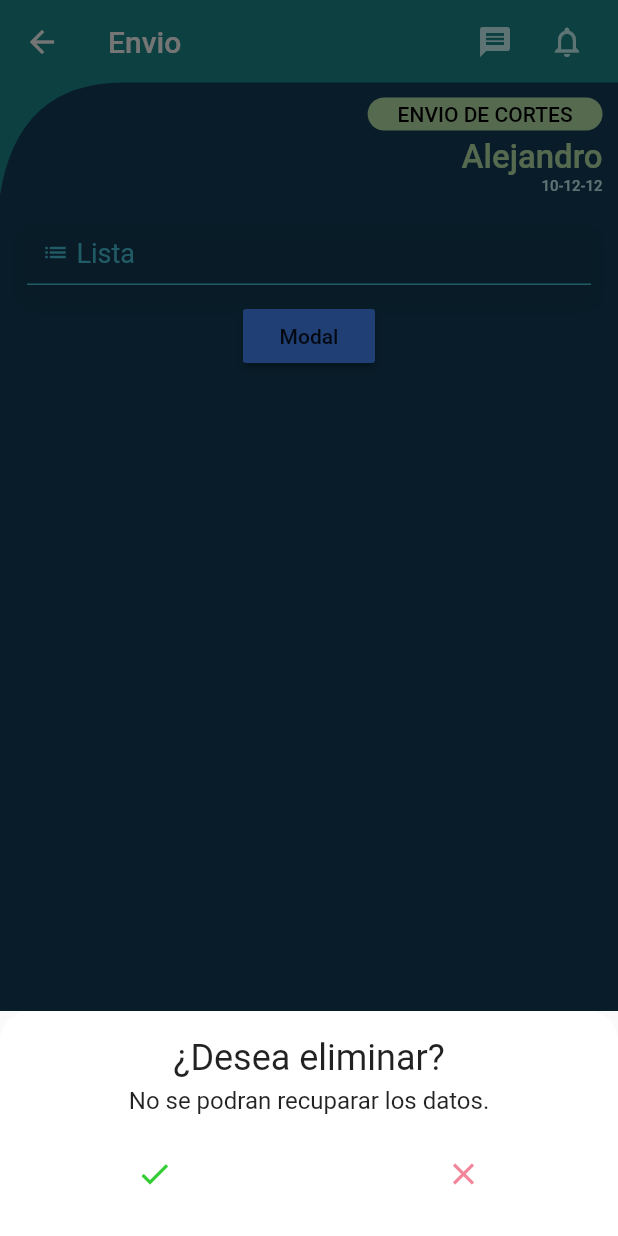
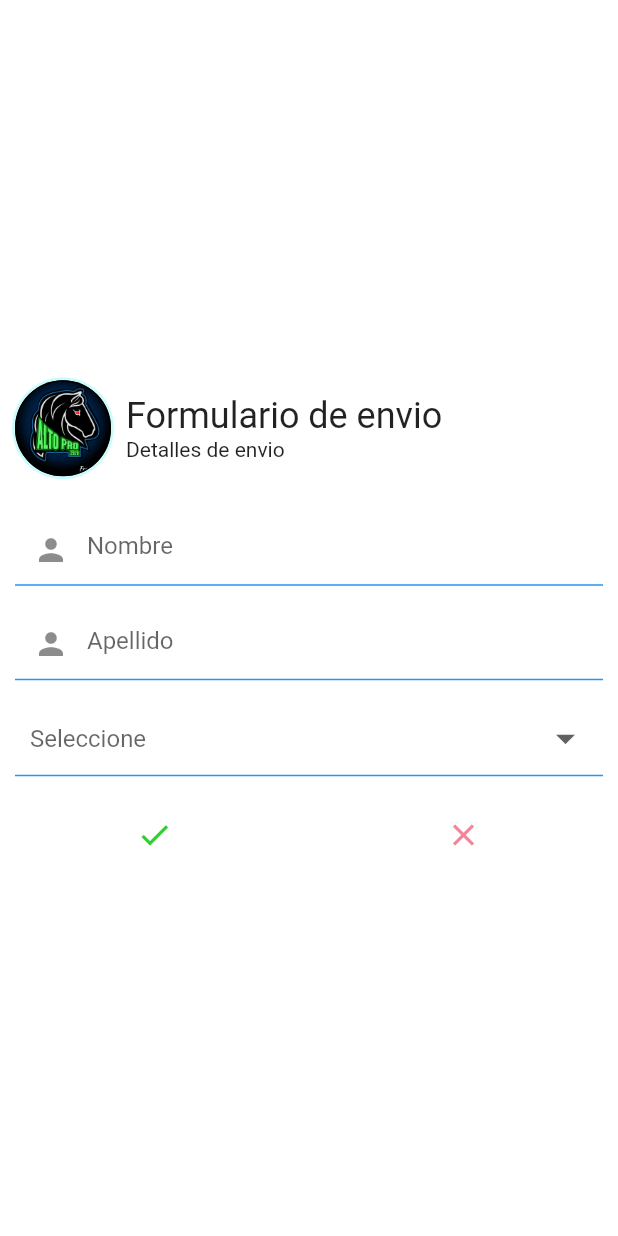
Before and after one commit to franco555/2021Caysa, a Flutter app: the ScTest screen opened by its route, after a tap on "Modal", on a phone screen of 412 x 824 dp. Run offline on Flutter 3.47's test engine with Material 2 defaults, Android fonts, the phone set to English and light mode, and no system bars; our stand-ins replace fl_chart, flutter_svg, get.

Commit message:
construido texformfiel y dropdowlist

```diff
--- a/lib/Auth/components/already_have_an_account_acheck.dart
+++ b/lib/Auth/components/already_have_an_account_acheck.dart
@@ -1,4 +1,4 @@
-import 'package:caysa2021/constants/constants.dart';
+import 'package:caysa2021/constants/constant_fr_color.dart';
 import 'package:flutter/material.dart';
 
 class AlreadyHaveAnAccountCheck extends StatelessWidget {
@@ -17,7 +17,7 @@ class AlreadyHaveAnAccountCheck extends StatelessWidget {
       children: <Widget>[
         Text(
           login ? "¿No tienes una cuenta? " : "¿Tienes una cuenta? ",
-          style: TextStyle(color: fcolorTxt100),
+          style: TextStyle(color: CFr().getColorTextNavBar()),
         ),
         SizedBox(width:5),
         GestureDetector(
@@ -25,7 +25,7 @@ class AlreadyHaveAnAccountCheck extends StatelessWidget {
           child: Text(
             login ? "Crear" : "Iniciar",
             style: TextStyle(
-              color: fcolorTxt100,
+              color: CFr().getColorTextNavBar(),
               fontWeight: FontWeight.bold,
             ),
           ),
--- a/lib/Auth/components/forgot_password.dart
+++ b/lib/Auth/components/forgot_password.dart
@@ -1,4 +1,4 @@
-import 'package:caysa2021/constants/constants.dart';
+import 'package:caysa2021/constants/constant_fr_color.dart';
 import 'package:flutter/material.dart';
 
 class ForgotPassword extends StatelessWidget {
@@ -21,7 +21,7 @@ class ForgotPassword extends StatelessWidget {
             child: Text(
               "¿Olvidaste la contraseña?",
               style: TextStyle(
-                color: fcolorTxt100,
+                color: CFr().getColorTextNavBar(),
                 fontWeight: FontWeight.w300,
               ),
             ),
--- a/lib/Auth/components/start_login.dart
+++ b/lib/Auth/components/start_login.dart
@@ -1,4 +1,4 @@
-import 'package:caysa2021/constants/constants.dart';
+import 'package:caysa2021/constants/constant_fr_color.dart';
 import 'package:flutter/material.dart';
 
 class StartLogin extends StatelessWidget {
@@ -14,14 +14,14 @@ class StartLogin extends StatelessWidget {
       mainAxisAlignment: MainAxisAlignment.center,
       children: <Widget>[
         Text("¿Tienes una cuenta? ",
-          style: TextStyle(color: fcolorTxt100),
+          style: TextStyle(color: CFr().getColorTextNavBar()),
         ),
         SizedBox(width:5),
         GestureDetector(
           onTap: press,
           child: Text("Iniciar",
             style: TextStyle(
-              color: fcolorTxt100,
+              color: CFr().getColorTextNavBar(),
               fontWeight: FontWeight.bold,
             ),
           ),
--- /dev/null
+++ b/lib/components/inputs/dropDownList.dart
@@ -0,0 +1,58 @@
+import 'package:flutter/material.dart';
+
+class DropDownListGeneric extends StatefulWidget {
+
+  @override
+  _DropDownListGenericState createState() => _DropDownListGenericState();
+}
+
+class _DropDownListGenericState extends State<DropDownListGeneric> {
+
+  String valueChoise;
+  List _listItem=[
+    "Cortes","Llenado","Volteado","Costurado","Rellenado"
+  ];
+
+  @override
+  Widget build(BuildContext context) {
+    return Padding(
+      padding: const EdgeInsets.only(bottom:15,left: 10,right: 10),
+      child: Container(
+        padding: const EdgeInsets.only(left: 10,right: 10),
+        decoration: BoxDecoration(
+          border: Border(
+                bottom: BorderSide(
+                  color: Colors.blue,
+                  width: 1
+                )
+              )
+        ),
+        child: DropdownButton(
+          hint: Text("Seleccione",style: TextStyle(fontSize: 16.0),),
+          dropdownColor: Colors.white,
+          icon: Icon(Icons.arrow_drop_down),
+          iconSize: 30,
+          isExpanded: true,
+          underline: SizedBox(),
+          style: TextStyle(
+            color: Colors.black,
+            fontSize: 16
+          ),
+          value: valueChoise,
+          items: _listItem.map((value){
+            return DropdownMenuItem(
+              value:value,
+              child: Text(value),
+              );
+          }).toList(),
+          onChanged: (value){
+            setState(() {
+              print(value);
+              valueChoise=value;
+            });
+          },
+        ),
+      ),
+    );
+  }
+}
--- /dev/null
+++ b/lib/components/inputs/textFormField.dart
@@ -0,0 +1,35 @@
+import 'package:caysa2021/components/styles/InputDecoration.dart';
+import 'package:flutter/material.dart';
+
+class TextFormFieldGeneric extends StatefulWidget {
+
+  final String nombre;
+  final IconData icono;
+  final Function validacion;
+  final Function guardar;
+  const TextFormFieldGeneric({
+    Key key,
+    this.nombre,
+    this.icono,
+    this.validacion,
+    this.guardar
+  }) : super(key: key);
+
+  @override
+  _TextFormFieldGenericState createState() => _TextFormFieldGenericState();
+}
+
+class _TextFormFieldGenericState extends State<TextFormFieldGeneric> {
+  @override
+  Widget build(BuildContext context) {
+    return Padding(
+      padding: const EdgeInsets.only(bottom:15,left: 10,right: 10),
+      child: TextFormField(
+        keyboardType: TextInputType.text,
+        decoration: buildInputDecoration(widget.icono,widget.nombre),
+        validator: widget.validacion,
+        onSaved: widget.guardar,
+      ),
+    );
+  }
+}
--- a/lib/components/modal/modalConfirmation.dart
+++ b/lib/components/modal/modalConfirmation.dart
@@ -15,6 +15,7 @@ class ModalConfirmation extends StatelessWidget {
 
   @override
   Widget build(BuildContext context) {
+    //Size size = MediaQuery.of(context).size;
     return Container(
           height: 150,
           decoration: BoxDecoration(
--- /dev/null
+++ b/lib/components/modal/modalFormSend.dart
@@ -0,0 +1,90 @@
+import 'package:caysa2021/components/inputs/dropDownList.dart';
+import 'package:caysa2021/components/inputs/textFormField.dart';
+import 'package:caysa2021/components/other/tituloFormulario.dart';
+import 'package:caysa2021/constants/constant_fr_color.dart';
+import 'package:flutter/material.dart';
+
+class ModalFormSend extends StatefulWidget {
+
+  final Function fn;
+  final String titulo;
+  final String subTitulo;
+  const ModalFormSend({
+    Key key,
+    this.titulo,
+    this.subTitulo,
+    this.fn,
+  }) : super(key: key);
+
+  @override
+  _ModalFormSendState createState() => _ModalFormSendState();
+}
+
+class _ModalFormSendState extends State<ModalFormSend> {
+
+  String name,email,phone;
+
+  TextEditingController password = TextEditingController();
+  TextEditingController confirmpassword = TextEditingController();
+
+  final GlobalKey<FormState> _formkey = GlobalKey<FormState>();
+
+  @override
+  Widget build(BuildContext context) {
+    Size size = MediaQuery.of(context).size;
+    return Container(
+          height: size.height,
+          decoration: BoxDecoration(color: Colors.white,),
+          child: Column(
+            mainAxisAlignment: MainAxisAlignment.center,
+            crossAxisAlignment: CrossAxisAlignment.center,
+            children: [
+              TituloFormulario(
+                imagen: "assets/logo/altopro.png",
+                titulo: "Formulario de envio",
+                subTitulo: "Detalles de envio",
+              ),
+
+              Form(
+                key: _formkey,
+                child: Column(
+                mainAxisAlignment: MainAxisAlignment.center,
+                children: [
+                  SizedBox(
+                    height: 15,
+                  ),
+                  TextFormFieldGeneric(
+                    nombre: "Nombre",
+                    icono: Icons.person,
+                    validacion: (String value){if(value.isEmpty){ return 'Ingrese Nombre';}return null;},
+                    guardar: (String value){name = value;} ,
+                  ),
+                  TextFormFieldGeneric(
+                    nombre: "Apellido",
+                    icono: Icons.person,
+                    validacion: (String value){if(value.isEmpty){ return 'Ingrese Apelldio';}return null;},
+                    guardar: (String value){name = value;} ,
+                  ),
+                  DropDownListGeneric()
+                ]),
+              ),
+              Row(
+                mainAxisAlignment: MainAxisAlignment.spaceAround,
+                children: [
+                  IconButton(
+                    icon: Icon(Icons.check),
+                    color: CFr().getColorTextPrecioTotalCard(),
+                    onPressed: widget.fn
+                  ),
+                  IconButton(
+                    icon: Icon(Icons.close),
+                    color: CFr().getColorTextBtnSalir(),
+                    onPressed:  () => Navigator.of(context).pop(),
+                  ),
+                ],
+              )
+            ],
+          ),
+    );
+  }
+}
--- /dev/null
+++ b/lib/components/other/imgenCirculo.dart
@@ -0,0 +1,50 @@
+import 'package:flutter/material.dart';
+
+class ImagenCirculo extends StatelessWidget {
+
+  final String imagen;
+  final double size;
+  final Color color;
+  const ImagenCirculo({
+    Key key,
+    this.imagen,
+    this.size,
+    this.color,
+  }) : super(key: key);
+
+  @override
+  Widget build(BuildContext context) {
+    return Padding(
+          padding: const EdgeInsets.all(8.0),
+          child:Container(
+            width: size,
+            height: size,
+            decoration: BoxDecoration(
+              shape: BoxShape.circle,
+              gradient: LinearGradient(
+                begin: Alignment.topCenter,
+                end: Alignment.bottomCenter,
+                colors:  [
+                  color,
+                  color
+              ])
+            ),
+            child: Padding(
+              padding: const EdgeInsets.all(2.0),
+              child: Container(
+                width: size-3,
+                height: size-3,
+                decoration: BoxDecoration(
+                  border: Border.all(
+                    color: Colors.black,
+                    width: 1
+                  ),
+                  shape: BoxShape.circle,
+                  image: DecorationImage(image:ExactAssetImage(imagen),fit: BoxFit.cover)
+                ),
+              ),
+            ),
+          ),
+        );
+  }
+}
--- /dev/null
+++ b/lib/components/other/tituloFormulario.dart
@@ -0,0 +1,38 @@
+import 'package:caysa2021/components/other/imgenCirculo.dart';
+import 'package:caysa2021/constants/constant_fr_color.dart';
+import 'package:flutter/material.dart';
+
+class TituloFormulario extends StatelessWidget {
+  final String imagen;
+  final String titulo;
+  final String subTitulo;
+  const TituloFormulario({
+    Key key,
+    this.imagen,
+    this.titulo,
+    this.subTitulo,
+  }) : super(key: key);
+
+  @override
+  Widget build(BuildContext context) {
+    return Row(
+      crossAxisAlignment: CrossAxisAlignment.center,
+      mainAxisAlignment: MainAxisAlignment.start,
+      children: [
+        ImagenCirculo(
+          imagen:imagen ,
+          color:CFr().getColorTextNavBar(),
+          size: 68.0,
+        ),
+        Column(
+          crossAxisAlignment: CrossAxisAlignment.start,
+          mainAxisAlignment: MainAxisAlignment.center,
+          children: [
+            Text(titulo,style: TextStyle(fontSize: 24),),
+            Text(subTitulo,style: TextStyle(fontSize: 14),),
+          ],
+        )
+      ],
+    );
+  }
+}
--- /dev/null
+++ b/lib/components/styles/InputDecoration.dart
@@ -0,0 +1,25 @@
+import 'package:flutter/material.dart';
+InputDecoration buildInputDecoration(IconData icons,String hinttext) {
+  return InputDecoration(
+    hintText: hinttext,
+    prefixIcon: Icon(icons),
+    focusedBorder: UnderlineInputBorder(
+      borderSide: BorderSide(
+          color: Colors.green,
+          width: 1
+      ),
+    ),
+    border: UnderlineInputBorder(
+      borderSide: BorderSide(
+        color: Colors.blue,
+        width: 1,
+      ),
+    ),
+    enabledBorder:UnderlineInputBorder(
+      borderSide: BorderSide(
+        color: Colors.blue,
+        width: 1,
+      ),
+    ),
+  );
+}
--- a/lib/constants/constant_fr_color.dart
+++ b/lib/constants/constant_fr_color.dart
@@ -18,6 +18,7 @@ class CFr{
   Color getColorTextTituloCard()=>ColoresFr(isDark: isDark).colorTextTituloCard();// ->
   Color getColorTextPrecioTotalCard()=>ColoresFr(isDark: isDark).colorTextPrecioTotalCard();
   Color getColorTextBtnSalir() => ColoresFr(isDark: isDark).colorTextBtnSalir();//->
+  Color getColorTextNavBar() => ColoresFr(isDark: isDark).colorTextNavBar();//->
 
   //icono
   Color getColorIconoEditar() => ColoresFr(isDark: isDark).colorIconoEditar();//->
@@ -54,6 +55,8 @@ class ColoresFr{
   Color colorTextTituloCard()=>isDark ? color0Drark : _colorFondo;
   Color colorTextPrecioTotalCard()=>isDark ? color0Drark : _verde_500;
   Color colorTextBtnSalir()=>isDark ? color0Drark : _rojo_200;
+  Color colorTextNavBar()=>isDark ? color0Drark : _verde_100;
+
 
   Color colorIconoEditar()=>isDark ? color0Drark : _azul_400;
 
@@ -83,7 +86,7 @@ class ColoresFr{
   Color _azul_400=Color(0Xff44BFCA);
   Color _azul_500=Color(0Xff1980FF);
 
- // Color _verde_100=Color(0XffBCFFDF);
+  Color _verde_100=Color(0XFFCCFBFC);
   Color _verde_500=Color(0Xff32CD32);
 
   Color color0Drark=Colors.grey[850];
--- a/lib/constants/constants.dart
+++ b/lib/constants/constants.dart
@@ -16,7 +16,7 @@ const getPadding20=20.0;
 const fcolorTextLogin=Color(0xFFB8D9C6);
 
 //txt
-const fcolorTxt100=Color(0xFFCCFBFC);
+//const fcolorTxt100_=Color(0xFFCCFBFC);
 const fcolorTxt200=Color(0xFFBBE6AE);
 const fcolorTxt900=Color(0xFF0377A5);
 
--- a/lib/dashBoard/test.dart
+++ b/lib/dashBoard/test.dart
@@ -1,5 +1,6 @@
+
+import 'package:caysa2021/components/modal/modalFormSend.dart';
 import 'package:caysa2021/components/other/separadorH.dart';
-import 'package:caysa2021/components/modal/modalConfirmation.dart';
 import 'package:caysa2021/constants/constant_fr_color.dart';
 import 'package:caysa2021/nav/customAppBar.dart';
 import 'package:flutter/material.dart';
@@ -35,7 +36,8 @@ class _ScTestState extends State<ScTest> {
                    color: Colors.blueAccent,
                    onPressed: ()=>{
                     _showModal(context)
-                  })
+                  }),
+
                 ],
               ),
             )
@@ -49,6 +51,21 @@ class _ScTestState extends State<ScTest> {
       context: context,
       isScrollControlled: true,
       builder: (BuildContext context) {
+        return ModalFormSend(
+          titulo: "Formulario de Envío",
+          subTitulo: "No se podran recuparar los datos.",
+          fn: ()=>{},
+        );
+      },
+    );
+  }
+
+  //Modal de confirmacion
+  /*_showModalConfirmation(context){
+    showModalBottomSheet(
+      context: context,
+      isScrollControlled: true,
+      builder: (BuildContext context) {
         return ModalConfirmation(
           titulo: "¿Desea eliminar?",
           subTitulo: "No se podran recuparar los datos.",
@@ -56,49 +73,5 @@ class _ScTestState extends State<ScTest> {
         );
       },
     );
-  }
-  /*_showModal(context){
-    showModalBottomSheet(
-      context: context,
-      isScrollControlled: true,
-      builder: (BuildContext context) {
-        return Container(
-          height: 150,
-          decoration: BoxDecoration(
-            color: Colors.white,
-            borderRadius: BorderRadius.only(
-              topLeft: Radius.circular(20),
-              topRight: Radius.circular(20),
-            ),
-          ),
-          child: Column(
-            mainAxisAlignment: MainAxisAlignment.center,
-            crossAxisAlignment: CrossAxisAlignment.center,
-            children: [
-              Text("¿Desea eliminar?",style: TextStyle(fontSize: 24),),
-              SizedBox(height: 5,),
-              Text("No se podran recuparar los datos.",style: TextStyle(fontSize: 16),),
-              SizedBox(height: 15,),
-              Row(
-                mainAxisAlignment: MainAxisAlignment.spaceAround,
-                children: [
-                  IconButton(
-                    icon: Icon(Icons.check),
-                    color: CFr().getColorTextPrecioTotalCard(),
-                    onPressed: ()=>{}
-                  ),
-                  IconButton(
-                    icon: Icon(Icons.close),
-                    color: CFr().getColorTextBtnSalir(),
-                    onPressed:  () => Navigator.of(context).pop(),
-                  ),
-                ],
-              )
-            ],
-          ),
-        );
-      },
-    );
   }*/
-
 }
--- a/lib/nav/account.dart
+++ b/lib/nav/account.dart
@@ -14,8 +14,8 @@ class _WgAccountState extends State<WgAccount> {
       decoration:BoxDecoration(
         color: CFr().getColorBarraDeTitulo(),
       )  ,
-      accountName: Text("Franco", style: TextStyle(color: fcolorTxt100),),
-      accountEmail: Text("Franco@gmail.com", style: TextStyle(color: fcolorTxt100, fontWeight: FontWeight.w500),),
+      accountName: Text("Franco", style: TextStyle(color: CFr().getColorTextNavBar()),),
+      accountEmail: Text("Franco@gmail.com", style: TextStyle(color: CFr().getColorTextNavBar(), fontWeight: FontWeight.w500),),
       currentAccountPicture: CircleAvatar(
         backgroundColor: fcolorTxt200,
         backgroundImage: AssetImage("assets/logo/logo_white.png"),
--- a/lib/nav/customAppBar.dart
+++ b/lib/nav/customAppBar.dart
@@ -50,8 +50,8 @@ class CustomAppBar extends StatelessWidget with  PreferredSizeWidget{
           ),
         ),
          actions: <Widget>[
-          BtnAction( icono:Icons.message, color: fcolorTxt100,fn:(){}),
-          BtnAction( icono:Icons.notifications_none, color:fcolorTxt100,fn:(){}),
+          BtnAction( icono:Icons.message, color: CFr().getColorTextNavBar(),fn:(){}),
+          BtnAction( icono:Icons.notifications_none, color:CFr().getColorTextNavBar(),fn:(){}),
           SizedBox(width: getPadding20 / 2),
         ],
         bottom: PreferredSize(
--- a/lib/nav/detailAppBar.dart
+++ b/lib/nav/detailAppBar.dart
@@ -1,3 +1,4 @@
+import 'package:caysa2021/constants/constant_fr_color.dart';
 import 'package:caysa2021/constants/constants.dart';
 import 'package:flutter/material.dart';
 
@@ -29,7 +30,7 @@ class DetailAppBar extends StatelessWidget {
           child: Text(tituloSc,style: TextStyle(color:Colors.black, fontSize: 14, fontWeight: FontWeight.w500),),
         ),
         Text(subTituloSc,style: TextStyle(color: fcolorTxt200, fontSize: 22, fontWeight: FontWeight.w500),),
-        Text(fecha,style: TextStyle(color: fcolorTxt100, fontSize: 10, fontWeight: FontWeight.w500),)
+        Text(fecha,style: TextStyle(color: CFr().getColorTextNavBar(), fontSize: 10, fontWeight: FontWeight.w500),)
       ],
     );
   }
```
Also changed, not shown: assets/logo/altopro.png (added).
